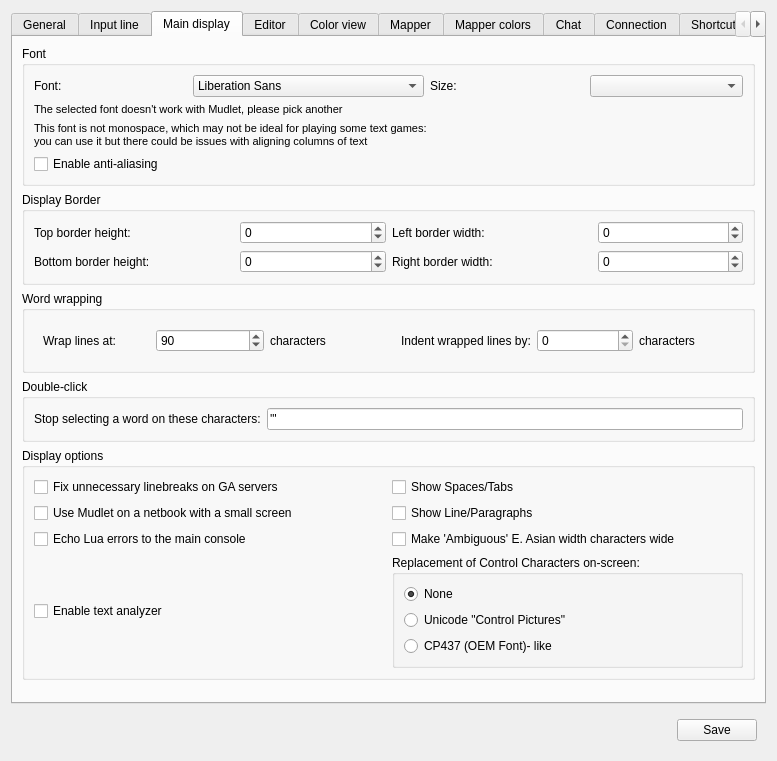
Qt form src/ui/profile_preferences.ui (Mudlet/Mudlet) before a commit.
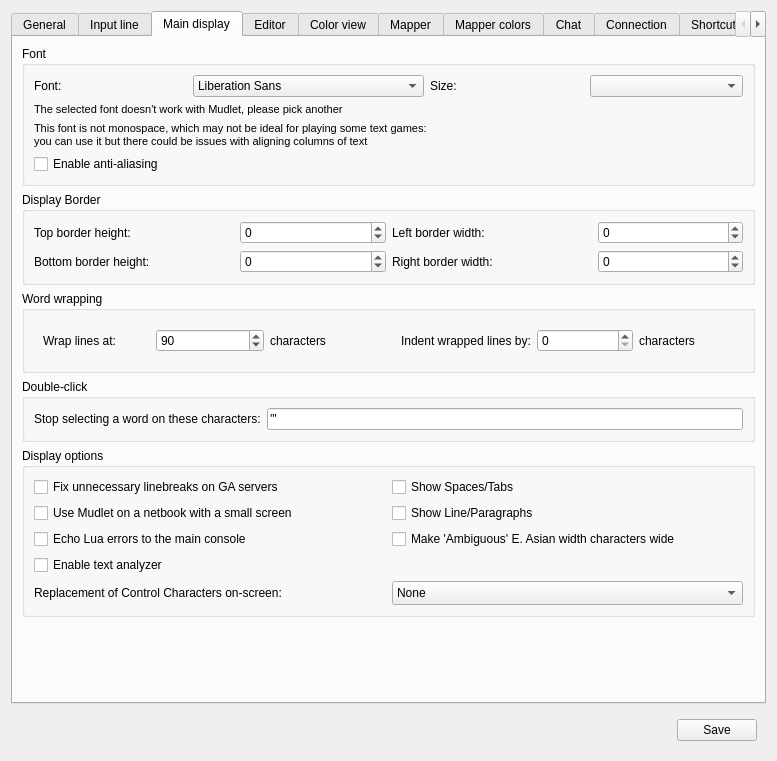
The same form after that commit. The open tabs and pages were chosen to show the change. Icons and pictures are not drawn. Custom widgets are drawn as their Qt base class.

Commit message: Revise: change from radio buttons to combobox and use enum

Diff of the .ui file:
```diff
--- a/src/ui/profile_preferences.ui
+++ b/src/ui/profile_preferences.ui
@@ -1194,49 +1194,36 @@
             </property>
            </widget>
           </item>
-          <item row="3" column="1">
-           <widget class="QGroupBox" name="groupBox_controlCharacterHandling">
-            <property name="title">
+          <item row="4" column="0">
+           <widget class="QLabel" name="label_controlCharacterHandling">
+            <property name="text">
              <string>Replacement of Control Characters on-screen:</string>
             </property>
-            <property name="flat">
-             <bool>true</bool>
+           </widget>
+          </item>
+          <item row="4" column="1">
+           <widget class="QComboBox" name="comboBox_controlCharacterHandling">
+            <property name="currentIndex">
+             <number>0</number>
             </property>
-            <layout class="QVBoxLayout" name="verticalLayout_groupBox_controlCharacterHandling">
+            <property name="sizeAdjustPolicy">
+             <enum>QComboBox::AdjustToMinimumContentsLengthWithIcon</enum>
+            </property>
              <item>
-              <widget class="QRadioButton" name="radioButton_controlCharacterHandling_none">
                <property name="text">
                 <string>None</string>
                </property>
-               <property name="checked">
-                <bool>true</bool>
-               </property>
-               <attribute name="buttonGroup">
-                <string notr="true">controlCharacterHandler</string>
-               </attribute>
-              </widget>
              </item>
              <item>
-              <widget class="QRadioButton" name="radioButton_controlCharacterHandling_pictures">
                <property name="text">
                 <string>Unicode &quot;Control Pictures&quot;</string>
                </property>
-               <attribute name="buttonGroup">
-                <string notr="true">controlCharacterHandler</string>
-               </attribute>
-              </widget>
              </item>
              <item>
-              <widget class="QRadioButton" name="radioButton_controlCharacterHandling_oemFont">
                <property name="text">
                 <string>CP437 (OEM Font)- like</string>
                </property>
-               <attribute name="buttonGroup">
-                <string notr="true">controlCharacterHandler</string>
-               </attribute>
-              </widget>
-             </item>
-            </layout>
+            </item>
            </widget>
           </item>
          </layout>
```
Left out of the diff: 7 changed lines with no effect on the pictures. Lines whose indentation alone changed are shown as unchanged. The commit also changes 8 other files.
